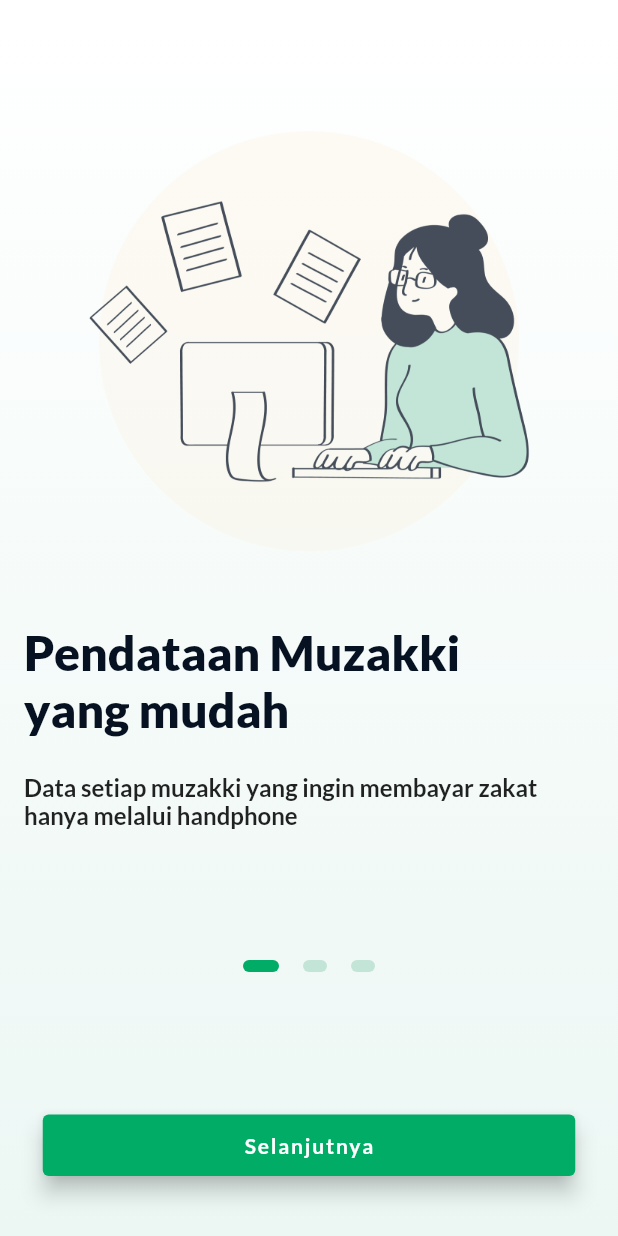
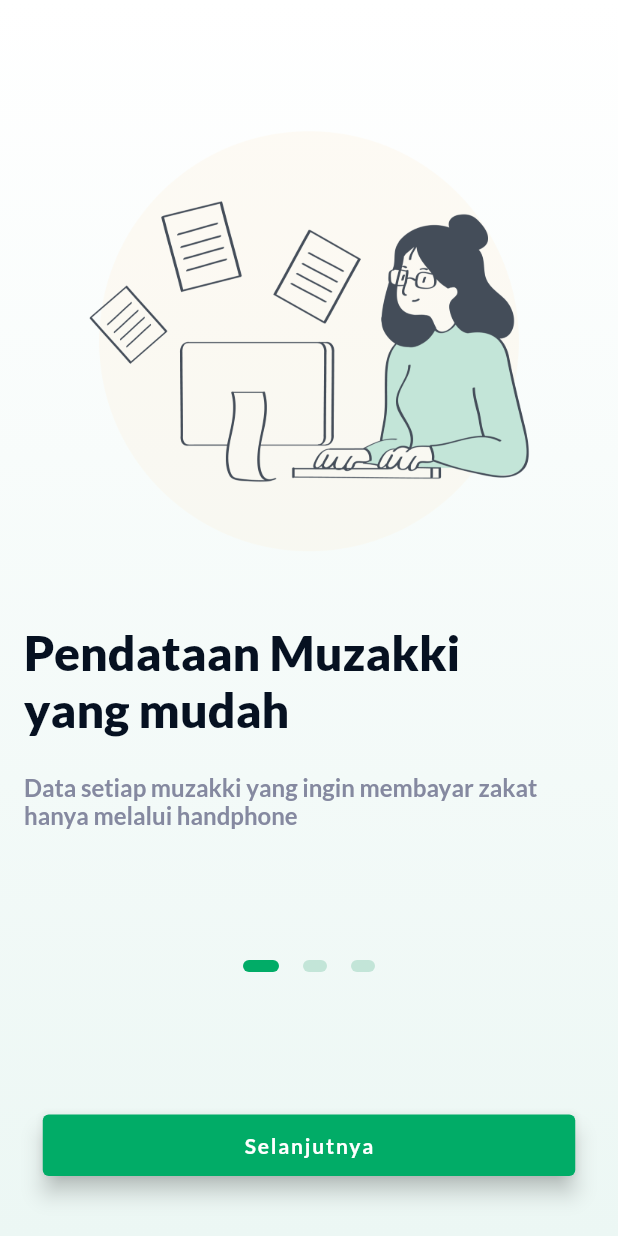
Before and after one commit to goentdev/mobile_ziswaf, a Flutter app: the screen it shows after launch, on a phone screen of 412 x 824 dp. Run offline on Flutter 3.47's test engine with Material 2 defaults, Android fonts, the phone set to English and light mode, and no system bars; our stand-ins replace animated_splash_screen, google_fonts, pin_code_fields.

Commit message:
update theme and text color

```diff
--- a/lib/pages/carousel.dart
+++ b/lib/pages/carousel.dart
@@ -90,7 +90,7 @@ class _OnboardingScreenState extends State<OnboardingScreen> {
                             const SizedBox(height: 24.0),
                             Text(
                               'Data setiap muzakki yang ingin membayar zakat\nhanya melalui handphone',
-                              style: textLSemibold,
+                              style: textLSemibold.copyWith(color: neutral80),
                             ),
                           ],
                         ),
@@ -117,7 +117,7 @@ class _OnboardingScreenState extends State<OnboardingScreen> {
                             const SizedBox(height: 24.0),
                             Text(
                               'Rencanakan program untuk mengelola hasil\ndonasi',
-                              style: textLSemibold,
+                              style: textLSemibold.copyWith(color: neutral80),
                             ),
                           ],
                         ),
@@ -144,7 +144,7 @@ class _OnboardingScreenState extends State<OnboardingScreen> {
                             const SizedBox(height: 24.0),
                             Text(
                               'Pastikan dana terkumpul sesuai dengan target\npencapaian program yang telah dibuat',
-                              style: textLSemibold,
+                              style: textLSemibold.copyWith(color: neutral80),
                             ),
                           ],
                         ),
--- a/lib/theme.dart
+++ b/lib/theme.dart
@@ -32,7 +32,7 @@ FontWeight extraBold = FontWeight.w800;
 FontWeight black = FontWeight.w900;
 
 TextStyle h2ExtraBold =
-    GoogleFonts.lato(fontWeight: extraBold, fontSize: 32, color: neutral100);
+    GoogleFonts.lato(fontWeight: black, fontSize: 32, color: neutral100);
 TextStyle textLRegular = GoogleFonts.lato(fontWeight: regular, fontSize: 16);
 TextStyle textLSemibold = GoogleFonts.lato(fontWeight: semiBold, fontSize: 16);
 TextStyle textLBold = GoogleFonts.lato(fontWeight: bold, fontSize: 16);
```
